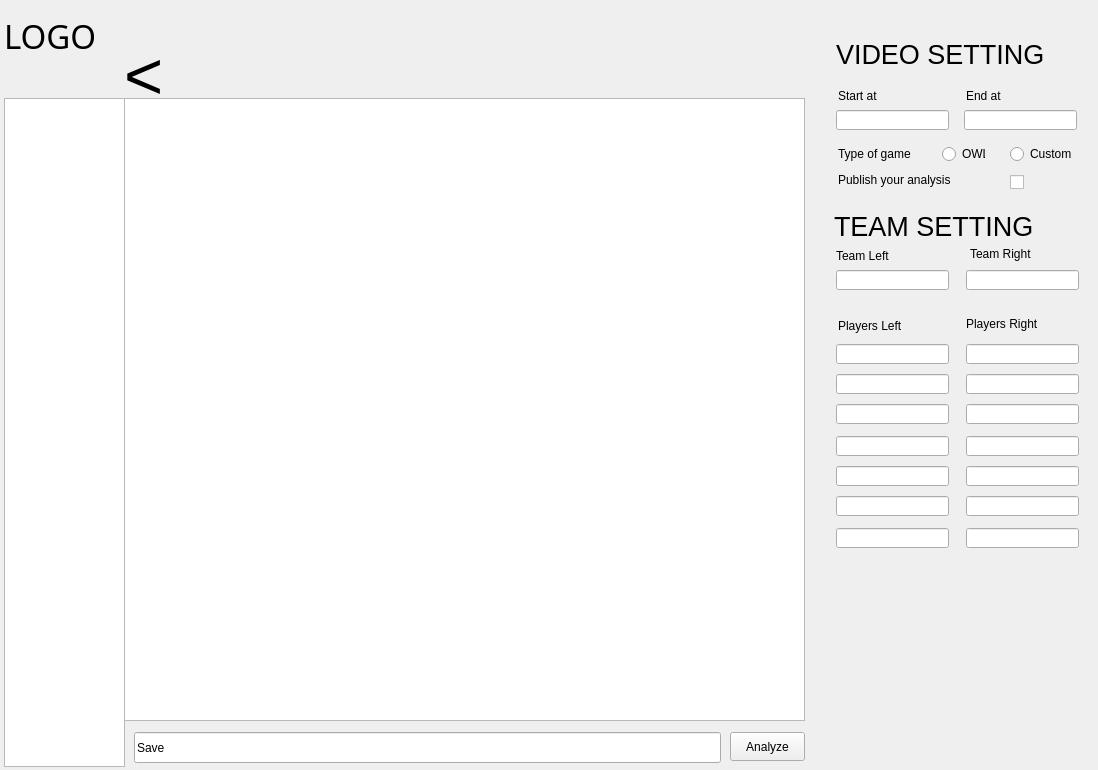
appcell/OverwatchDataAnalysis, file ora/gui/main.ui: the form before one commit.
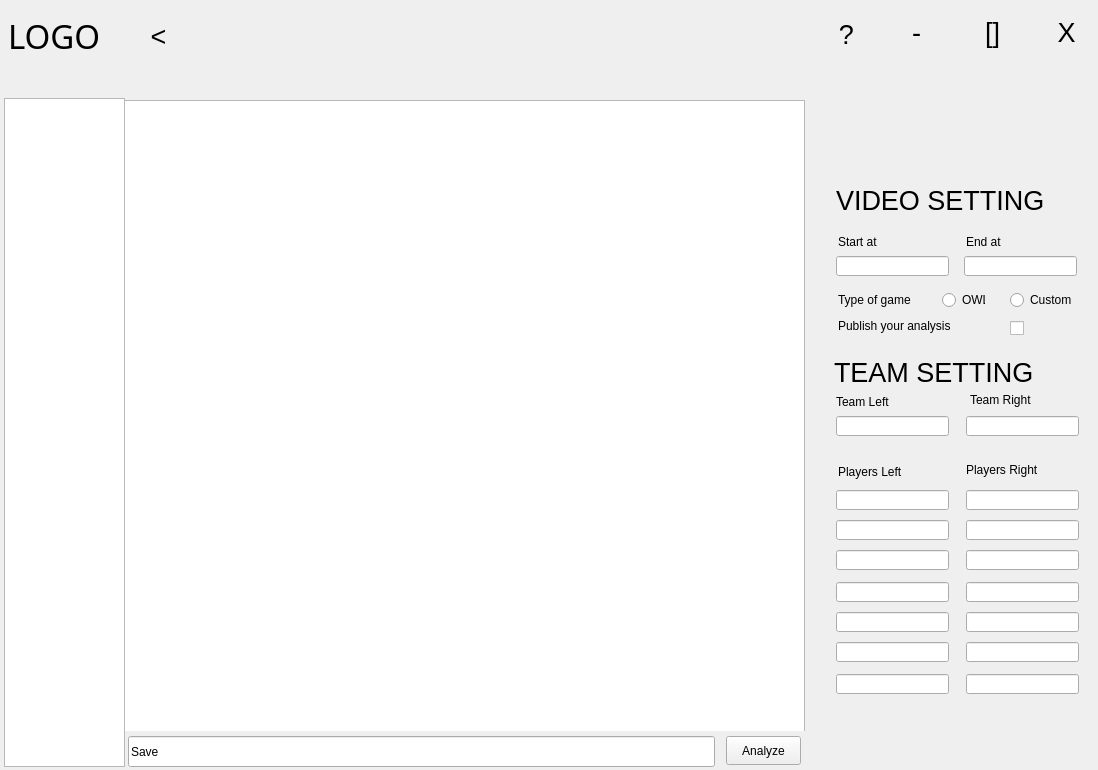
The form after the commit.

Patch:
```diff
--- a/ora/gui/main.ui
+++ b/ora/gui/main.ui
@@ -18,9 +18,9 @@
     <property name="geometry">
      <rect>
       <x>124</x>
-      <y>10</y>
+      <y>100</y>
       <width>967</width>
-      <height>721</height>
+      <height>631</height>
      </rect>
     </property>
     <property name="whatsThis">
@@ -40,9 +40,9 @@
       <property name="geometry">
        <rect>
         <x>0</x>
-        <y>88</y>
+        <y>0</y>
         <width>681</width>
-        <height>623</height>
+        <height>711</height>
        </rect>
       </property>
       <property name="font">
@@ -64,7 +64,7 @@
       <property name="geometry">
        <rect>
         <x>712</x>
-        <y>30</y>
+        <y>86</y>
         <width>231</width>
         <height>29</height>
        </rect>
@@ -82,7 +82,7 @@
       <property name="geometry">
        <rect>
         <x>712</x>
-        <y>334</y>
+        <y>390</y>
         <width>113</width>
         <height>20</height>
        </rect>
@@ -92,7 +92,7 @@
       <property name="geometry">
        <rect>
         <x>842</x>
-        <y>334</y>
+        <y>390</y>
         <width>113</width>
         <height>20</height>
        </rect>
@@ -102,7 +102,7 @@
       <property name="geometry">
        <rect>
         <x>842</x>
-        <y>364</y>
+        <y>420</y>
         <width>113</width>
         <height>20</height>
        </rect>
@@ -112,7 +112,7 @@
       <property name="geometry">
        <rect>
         <x>712</x>
-        <y>364</y>
+        <y>420</y>
         <width>113</width>
         <height>20</height>
        </rect>
@@ -122,7 +122,7 @@
       <property name="geometry">
        <rect>
         <x>842</x>
-        <y>394</y>
+        <y>450</y>
         <width>113</width>
         <height>20</height>
        </rect>
@@ -132,7 +132,7 @@
       <property name="geometry">
        <rect>
         <x>712</x>
-        <y>394</y>
+        <y>450</y>
         <width>113</width>
         <height>20</height>
        </rect>
@@ -142,7 +142,7 @@
       <property name="geometry">
        <rect>
         <x>712</x>
-        <y>100</y>
+        <y>156</y>
         <width>113</width>
         <height>20</height>
        </rect>
@@ -152,7 +152,7 @@
       <property name="geometry">
        <rect>
         <x>840</x>
-        <y>100</y>
+        <y>156</y>
         <width>113</width>
         <height>20</height>
        </rect>
@@ -162,7 +162,7 @@
       <property name="geometry">
        <rect>
         <x>712</x>
-        <y>486</y>
+        <y>542</y>
         <width>113</width>
         <height>20</height>
        </rect>
@@ -172,7 +172,7 @@
       <property name="geometry">
        <rect>
         <x>712</x>
-        <y>426</y>
+        <y>482</y>
         <width>113</width>
         <height>20</height>
        </rect>
@@ -182,7 +182,7 @@
       <property name="geometry">
        <rect>
         <x>842</x>
-        <y>486</y>
+        <y>542</y>
         <width>113</width>
         <height>20</height>
        </rect>
@@ -192,7 +192,7 @@
       <property name="geometry">
        <rect>
         <x>712</x>
-        <y>456</y>
+        <y>512</y>
         <width>113</width>
         <height>20</height>
        </rect>
@@ -202,7 +202,7 @@
       <property name="geometry">
        <rect>
         <x>842</x>
-        <y>456</y>
+        <y>512</y>
         <width>113</width>
         <height>20</height>
        </rect>
@@ -212,7 +212,7 @@
       <property name="geometry">
        <rect>
         <x>842</x>
-        <y>426</y>
+        <y>482</y>
         <width>113</width>
         <height>20</height>
        </rect>
@@ -222,7 +222,7 @@
       <property name="geometry">
        <rect>
         <x>712</x>
-        <y>518</y>
+        <y>574</y>
         <width>113</width>
         <height>20</height>
        </rect>
@@ -232,7 +232,7 @@
       <property name="geometry">
        <rect>
         <x>842</x>
-        <y>518</y>
+        <y>574</y>
         <width>113</width>
         <height>20</height>
        </rect>
@@ -242,7 +242,7 @@
       <property name="geometry">
        <rect>
         <x>714</x>
-        <y>80</y>
+        <y>136</y>
         <width>54</width>
         <height>12</height>
        </rect>
@@ -258,7 +258,7 @@
       <property name="geometry">
        <rect>
         <x>842</x>
-        <y>80</y>
+        <y>136</y>
         <width>54</width>
         <height>12</height>
        </rect>
@@ -271,7 +271,7 @@
       <property name="geometry">
        <rect>
         <x>714</x>
-        <y>136</y>
+        <y>192</y>
         <width>93</width>
         <height>16</height>
        </rect>
@@ -284,7 +284,7 @@
       <property name="geometry">
        <rect>
         <x>818</x>
-        <y>136</y>
+        <y>192</y>
         <width>43</width>
         <height>16</height>
        </rect>
@@ -297,7 +297,7 @@
       <property name="geometry">
        <rect>
         <x>886</x>
-        <y>136</y>
+        <y>192</y>
         <width>65</width>
         <height>16</height>
        </rect>
@@ -310,7 +310,7 @@
       <property name="geometry">
        <rect>
         <x>714</x>
-        <y>162</y>
+        <y>218</y>
         <width>131</width>
         <height>16</height>
        </rect>
@@ -323,7 +323,7 @@
       <property name="geometry">
        <rect>
         <x>886</x>
-        <y>164</y>
+        <y>220</y>
         <width>16</width>
         <height>16</height>
        </rect>
@@ -339,7 +339,7 @@
       <property name="geometry">
        <rect>
         <x>710</x>
-        <y>202</y>
+        <y>258</y>
         <width>231</width>
         <height>29</height>
        </rect>
@@ -357,7 +357,7 @@
       <property name="geometry">
        <rect>
         <x>712</x>
-        <y>260</y>
+        <y>316</y>
         <width>113</width>
         <height>20</height>
        </rect>
@@ -367,7 +367,7 @@
       <property name="geometry">
        <rect>
         <x>842</x>
-        <y>260</y>
+        <y>316</y>
         <width>113</width>
         <height>20</height>
        </rect>
@@ -377,7 +377,7 @@
       <property name="geometry">
        <rect>
         <x>712</x>
-        <y>238</y>
+        <y>294</y>
         <width>73</width>
         <height>16</height>
        </rect>
@@ -393,7 +393,7 @@
       <property name="geometry">
        <rect>
         <x>846</x>
-        <y>236</y>
+        <y>292</y>
         <width>67</width>
         <height>16</height>
        </rect>
@@ -409,7 +409,7 @@
       <property name="geometry">
        <rect>
         <x>714</x>
-        <y>308</y>
+        <y>364</y>
         <width>89</width>
         <height>16</height>
        </rect>
@@ -425,7 +425,7 @@
       <property name="geometry">
        <rect>
         <x>842</x>
-        <y>306</y>
+        <y>362</y>
         <width>89</width>
         <height>16</height>
        </rect>
@@ -437,24 +437,6 @@
        <string>Players Right</string>
       </property>
      </widget>
-     <widget class="QLabel" name="label_14">
-      <property name="geometry">
-       <rect>
-        <x>0</x>
-        <y>28</y>
-        <width>57</width>
-        <height>57</height>
-       </rect>
-      </property>
-      <property name="font">
-       <font>
-        <pointsize>50</pointsize>
-       </font>
-      </property>
-      <property name="text">
-       <string>&lt;</string>
-      </property>
-     </widget>
     </widget>
     <widget class="QWidget" name="stackedWidgetPage2" native="true">
      <widget class="QLabel" name="label_3">
@@ -568,7 +550,7 @@
    <widget class="QLabel" name="logo_label">
     <property name="geometry">
      <rect>
-      <x>4</x>
+      <x>8</x>
       <y>10</y>
       <width>111</width>
       <height>51</height>
@@ -587,8 +569,8 @@
    <widget class="QLineEdit" name="lineEdit_7">
     <property name="geometry">
      <rect>
-      <x>134</x>
-      <y>732</y>
+      <x>128</x>
+      <y>736</y>
       <width>587</width>
       <height>31</height>
      </rect>
@@ -600,8 +582,8 @@
    <widget class="QPushButton" name="pushButton">
     <property name="geometry">
      <rect>
-      <x>730</x>
-      <y>732</y>
+      <x>726</x>
+      <y>736</y>
       <width>75</width>
       <height>29</height>
      </rect>
@@ -610,6 +592,111 @@
      <string>Analyze</string>
     </property>
    </widget>
+   <widget class="QPushButton" name="back_button">
+    <property name="geometry">
+     <rect>
+      <x>126</x>
+      <y>4</y>
+      <width>65</width>
+      <height>65</height>
+     </rect>
+    </property>
+    <property name="font">
+     <font>
+      <pointsize>20</pointsize>
+     </font>
+    </property>
+    <property name="text">
+     <string>&lt;</string>
+    </property>
+    <property name="flat">
+     <bool>true</bool>
+    </property>
+   </widget>
+   <widget class="QPushButton" name="help_button">
+    <property name="geometry">
+     <rect>
+      <x>814</x>
+      <y>2</y>
+      <width>65</width>
+      <height>65</height>
+     </rect>
+    </property>
+    <property name="font">
+     <font>
+      <pointsize>20</pointsize>
+     </font>
+    </property>
+    <property name="text">
+     <string>?</string>
+    </property>
+    <property name="flat">
+     <bool>true</bool>
+    </property>
+   </widget>
+   <widget class="QPushButton" name="min_button">
+    <property name="geometry">
+     <rect>
+      <x>884</x>
+      <y>0</y>
+      <width>65</width>
+      <height>65</height>
+     </rect>
+    </property>
+    <property name="font">
+     <font>
+      <pointsize>20</pointsize>
+     </font>
+    </property>
+    <property name="text">
+     <string>-</string>
+    </property>
+    <property name="flat">
+     <bool>true</bool>
+    </property>
+   </widget>
+   <widget class="QPushButton" name="max_button">
+    <property name="geometry">
+     <rect>
+      <x>960</x>
+      <y>0</y>
+      <width>65</width>
+      <height>65</height>
+     </rect>
+    </property>
+    <property name="font">
+     <font>
+      <pointsize>20</pointsize>
+     </font>
+    </property>
+    <property name="text">
+     <string>[]</string>
+    </property>
+    <property name="flat">
+     <bool>true</bool>
+    </property>
+   </widget>
+   <widget class="QPushButton" name="close_button">
+    <property name="geometry">
+     <rect>
+      <x>1034</x>
+      <y>0</y>
+      <width>65</width>
+      <height>65</height>
+     </rect>
+    </property>
+    <property name="font">
+     <font>
+      <pointsize>20</pointsize>
+     </font>
+    </property>
+    <property name="text">
+     <string>X</string>
+    </property>
+    <property name="flat">
+     <bool>true</bool>
+    </property>
+   </widget>
   </widget>
  </widget>
  <resources/>
```
Left out of the diff: 6 changed lines with no effect on the pictures.
